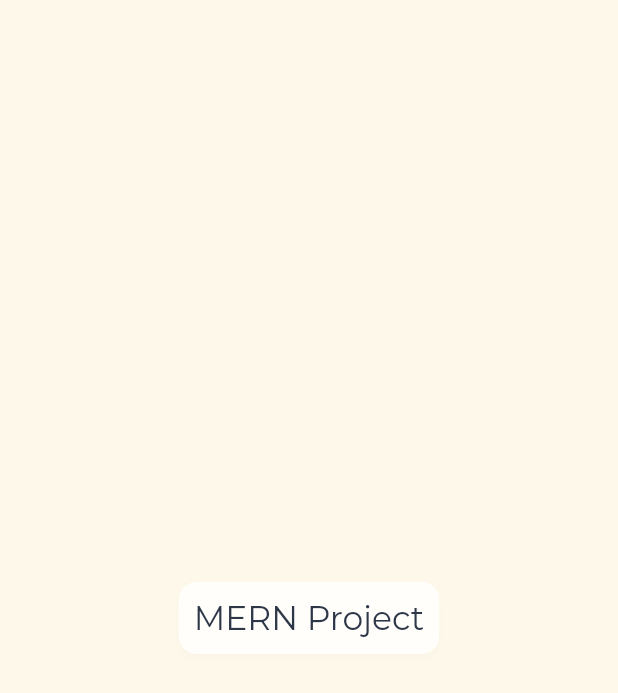
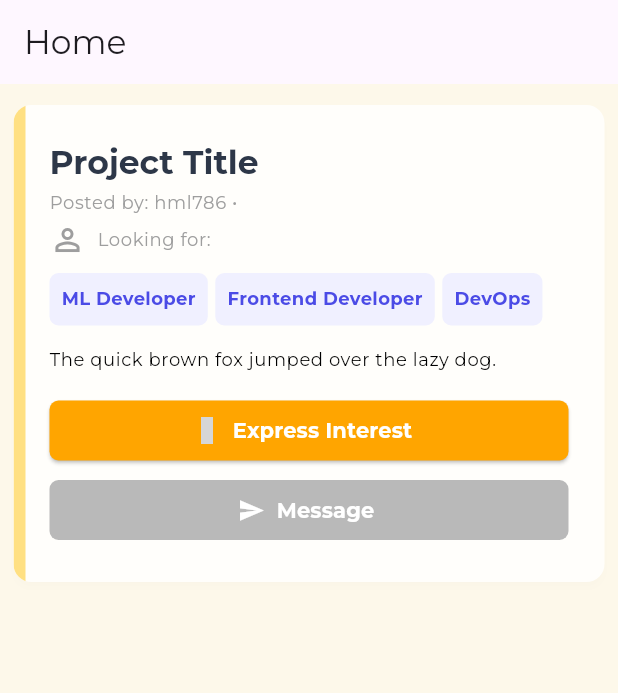
Before and after one commit to OzBoz-Dev/MERN_Project, a Flutter app: the screen it shows after launch, on a phone screen of 412 x 824 dp. Shown: the top 693 px of the screen. Run offline on Flutter 3.47's test engine with Material 3 defaults, Android fonts, the phone set to English and light mode, and no system bars; our stand-ins replace google_fonts, material_symbols_icons; missing offline and left inert: timeago_flutter; grey boxes are pictures that could not be loaded.

Commit message:
Add AppBar and test ProjectCard

```diff
--- a/mern_mobile_app/lib/pages/home/home_page.dart
+++ b/mern_mobile_app/lib/pages/home/home_page.dart
@@ -1,4 +1,5 @@
 import 'package:flutter/material.dart';
+import 'package:mern_mobile_app/widgets/project_card.dart';
 
 class HomePage extends StatelessWidget {
   const HomePage({super.key});
@@ -6,20 +7,25 @@ class HomePage extends StatelessWidget {
   @override
   Widget build(BuildContext context) {
     return Scaffold(
-      body: Center(
-        child: Card(
-          child: Padding(
-            padding: const EdgeInsets.all(10),
-            child: Column(
-              mainAxisSize: MainAxisSize.min,
-              children: [
-                Text(
-                  "MERN Project",
-                  style: Theme.of(context).textTheme.titleLarge,
-                ),
+      appBar: AppBar(
+        title: Text("Home"),
+      ),
+      body: Padding(
+        padding: const EdgeInsets.symmetric(vertical: 10, horizontal: 5),
+        child: Column(
+          children: [
+            ProjectCard(
+              title: "Project Title",
+              poster: "hml786",
+              description: "The quick brown fox jumped over the lazy dog.",
+              tags: [
+                "ML Developer",
+                "Frontend Developer",
+                "DevOps",
               ],
+              dateTimePosted: DateTime.now().add(Duration(hours: -2)),
             ),
-          ),
+          ]
         ),
       ),
     );
```
